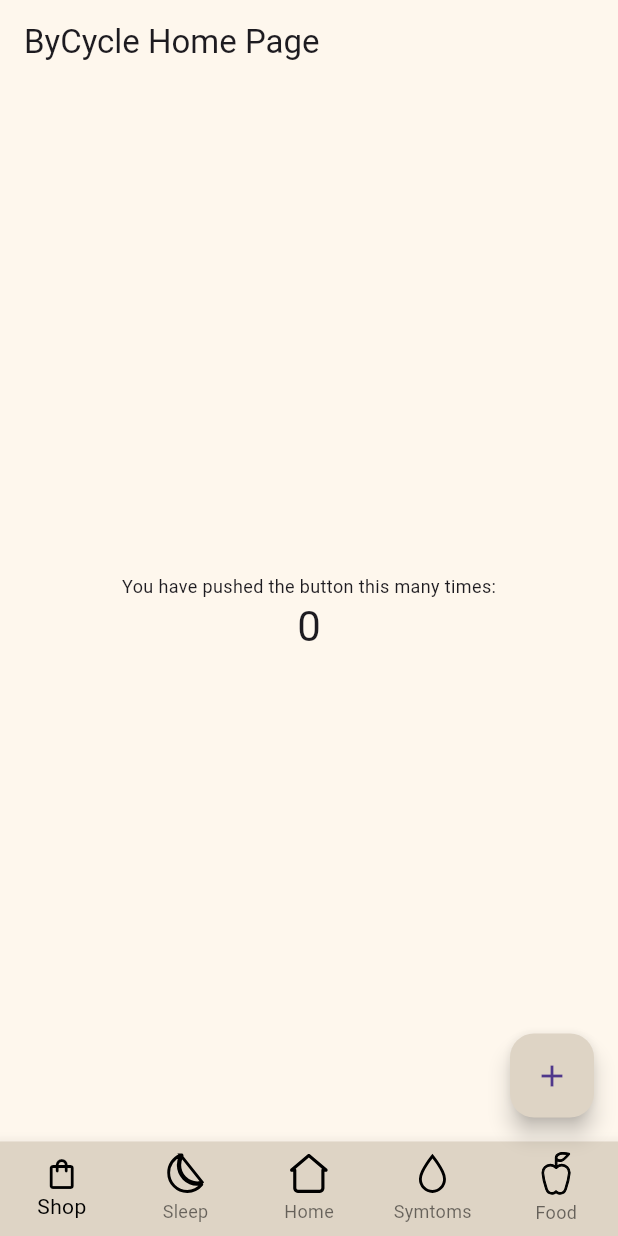
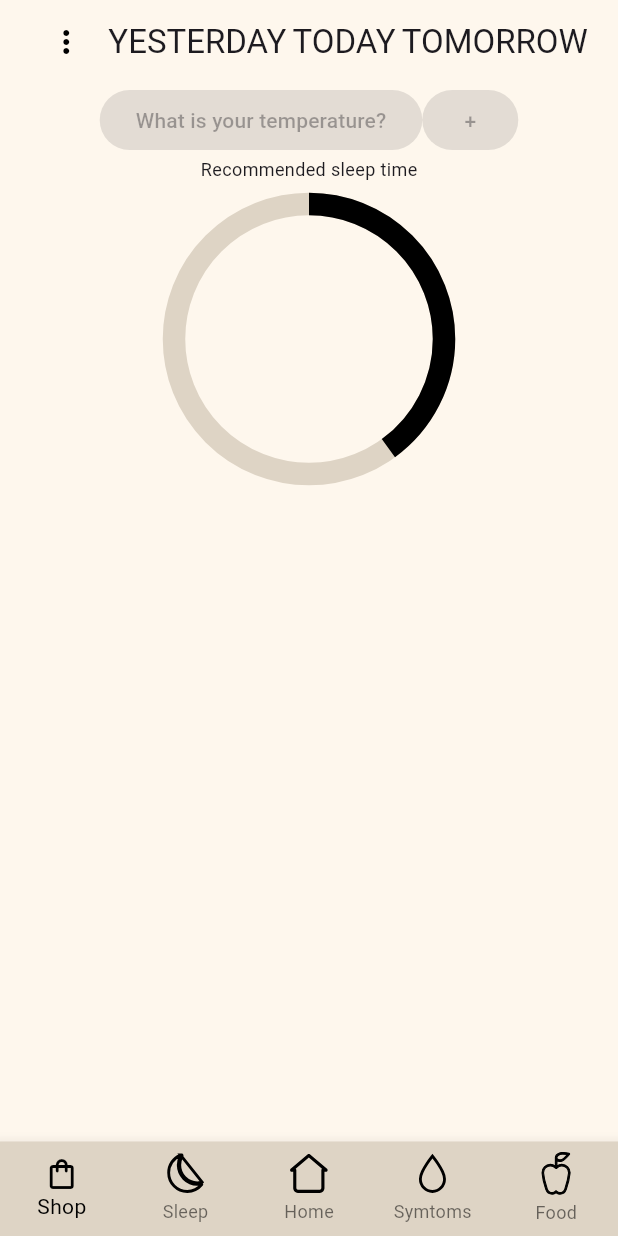
Before and after one commit to BasantaPoudel/ByCycle, a Flutter app: the screen it shows after launch, on a phone screen of 412 x 824 dp. Run offline on Flutter 3.47's test engine with Material 3 defaults, Android fonts, the phone set to English and light mode, and no system bars; our stand-ins replace flutter_svg; Roboto replaces fonts that are missing (Hind).

Commit message:
Add Circular ProgressBar in main screen

```diff
--- a/lib/main.dart
+++ b/lib/main.dart
@@ -44,26 +44,47 @@
   Widget build(BuildContext context) {
     return Scaffold(
         appBar: AppBar(
-          title: Text(widget.title),
-        ),
-        body: Center(
-          child: Column(
-            mainAxisAlignment: MainAxisAlignment.center,
-            children: <Widget>[
-              const Text(
-                'You have pushed the button this many times:',
-              ),
-              Text(
-                '$_counter',
-                style: Theme.of(context).textTheme.headlineMedium,
-              ),
-            ],
+          title: Container(
+            child: Row(
+              mainAxisAlignment: MainAxisAlignment.spaceEvenly,
+              children: [
+                IconButton(
+                  color: Colors.black,
+                  icon: Icon(Icons.more_vert_outlined),
+                  onPressed: () {
+                    // Navigate to the search screen
+                  },
+                ),
+                Text('YESTERDAY'),
+                Text('TODAY'),
+                Text('TOMORROW'),
+              ],
+            ),
           ),
         ),
-        floatingActionButton: FloatingActionButton(
-            onPressed: _incrementCounter,
-            tooltip: 'Increment',
-            child: const Icon(Icons.add)),
+        body: const Center(
+            child: Column(children: [
+          Row(mainAxisAlignment: MainAxisAlignment.center, children: [
+            ElevatedButton(
+                onPressed: null, child: Text("What is your temperature?")),
+            ElevatedButton(onPressed: null, child: Text("+"))
+          ]),
+          Center(
+            child: Text('Recommended sleep time'),
+          ),
+          SizedBox(
+            height: 15.0,
+          ),
+          SizedBox(
+              height: 180.0,
+              width: 180.0,
+              child: CircularProgressIndicator(
+                strokeWidth: 15,
+                value: 0.4,
+                backgroundColor: Color.fromRGBO(222, 212, 197, 1),
+                valueColor: AlwaysStoppedAnimation<Color>(Colors.black),
+              )),
+        ])),
         bottomNavigationBar: BottomNavigationBar(
           onTap: (int index) {
             setState(() {
@@ -73,7 +94,7 @@
           currentIndex: _selectedIndex,
           type: BottomNavigationBarType.fixed,
           items: [
-            BottomNavigationBarItem(
+            const BottomNavigationBarItem(
               // icon: SvgPicture.asset(
               //   'assets/icons/shop.svg',
               // ),
```
Also changed, not shown: lib/screens/main_screen.dart (added, +37 -0 lines).
